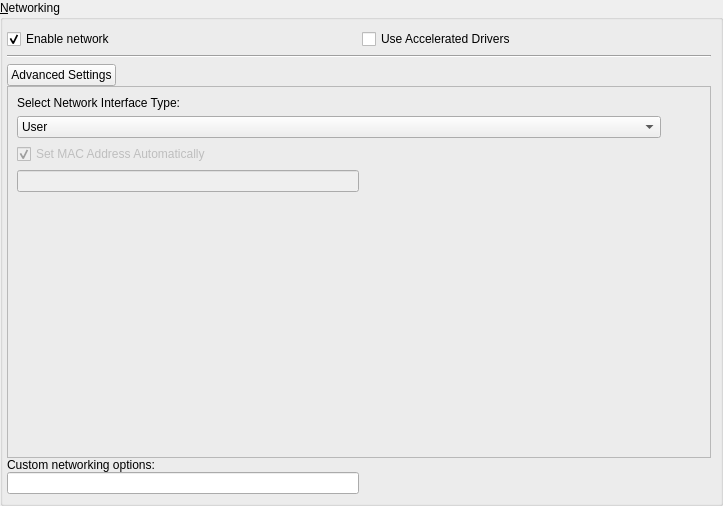
First picture: the form in ui/networkpage.ui, repository uwolfer/qtemu, before the edit.
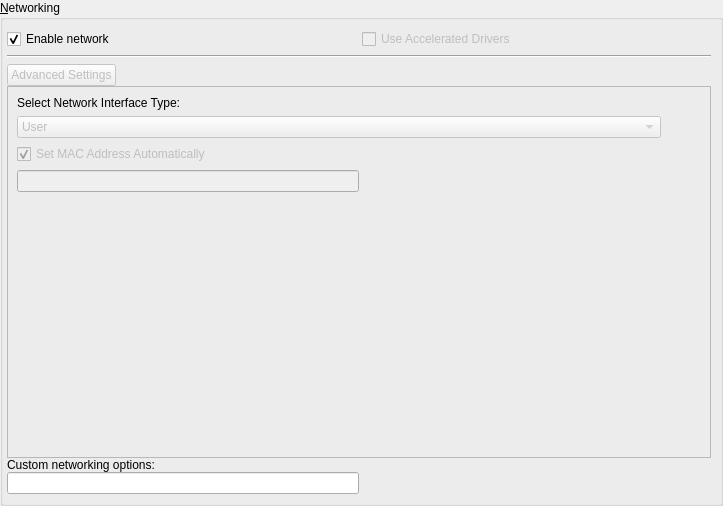
Second picture: the form after the edit. The open tabs and pages were chosen to show the change. Icons and pictures are not drawn.

Diff of the .ui file:
```diff
--- a/ui/networkpage.ui
+++ b/ui/networkpage.ui
@@ -43,7 +43,7 @@
         <item>
          <widget class="QCheckBox" name="netAccelCheck" >
           <property name="enabled" >
-           <bool>true</bool>
+           <bool>false</bool>
           </property>
           <property name="text" >
            <string>Use Accelerated Drivers</string>
@@ -78,6 +78,9 @@
           <layout class="QHBoxLayout" name="horizontalLayout_22" >
            <item>
             <widget class="QPushButton" name="advancedButton" >
+             <property name="enabled" >
+              <bool>false</bool>
+             </property>
              <property name="text" >
               <string>Advanced Settings</string>
              </property>
@@ -119,8 +122,8 @@
                <rect>
                 <x>3</x>
                 <y>3</y>
-                <width>535</width>
-                <height>329</height>
+                <width>697</width>
+                <height>332</height>
                </rect>
               </property>
               <layout class="QVBoxLayout" name="verticalLayout_31" >
@@ -144,6 +147,9 @@
                 <layout class="QHBoxLayout" name="horizontalLayout_21" >
                  <item>
                   <widget class="QComboBox" name="comboBox" >
+                   <property name="enabled" >
+                    <bool>false</bool>
+                   </property>
                    <property name="sizePolicy" >
                     <sizepolicy vsizetype="Fixed" hsizetype="Preferred" >
                      <horstretch>0</horstretch>
```
Left out of the diff: 10 changed lines with no effect on the pictures.
